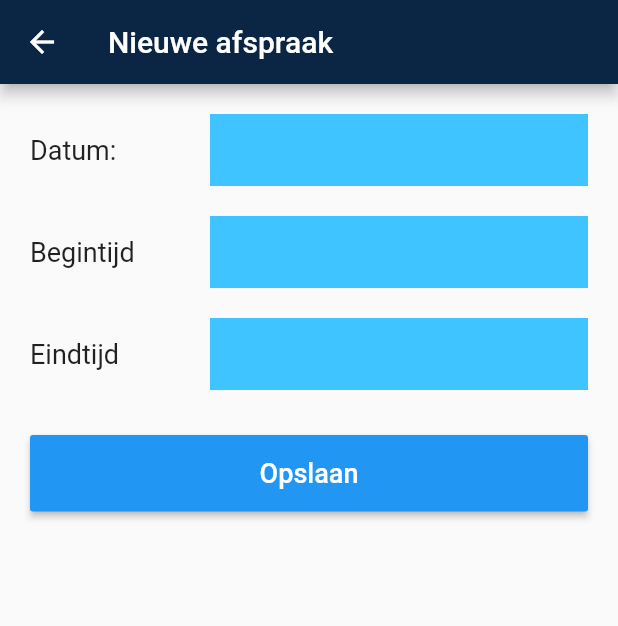
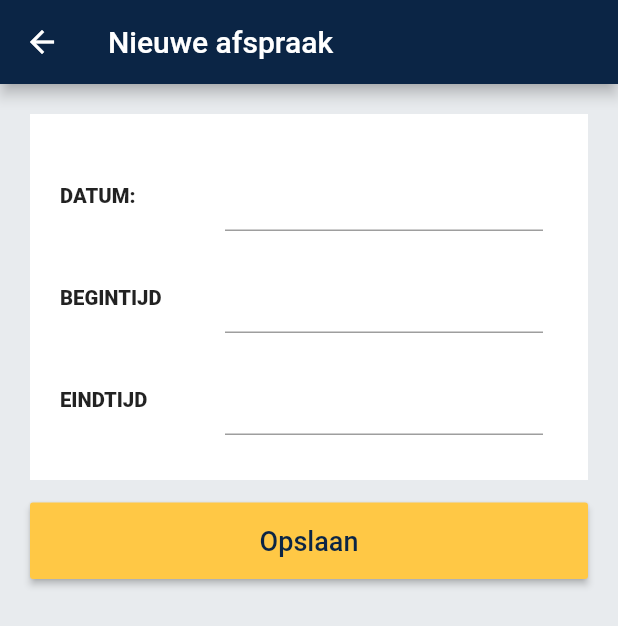
Before and after one commit to shabrany/dlc, a Flutter app: the FormNewLesson screen opened directly, on a phone screen of 412 x 824 dp. Shown: the top 626 px of the screen. Run offline on Flutter 3.47's test engine with Material 2 defaults, Android fonts, the phone set to English and light mode, and no system bars; our stand-ins replace sqflite; accounts and stored records are empty.

Commit message:
Re-style lesson form

```diff
--- a/lib/provider/lesson_provider.dart
+++ b/lib/provider/lesson_provider.dart
@@ -34,7 +34,7 @@ class LessonProvider {
   }
 
   Future<List<Lesson>> all() async {
-    List<Map> rows = await db.rawQuery('SELECT * FROM lessons');
+    List<Map> rows = await db.rawQuery('SELECT * FROM lessons ORDER BY `date` DESC');
     List<Lesson> lessons = new List();
 
     if (rows.length > 0) {
--- a/lib/ui/create_lesson.dart
+++ b/lib/ui/create_lesson.dart
@@ -3,6 +3,8 @@ import 'dart:async';
 import '../model/lesson.dart';
 import '../provider/lesson_provider.dart';
 import 'package:intl/intl.dart';
+import 'package:rijleskaart/util/helpers.dart' as Util;
+import 'package:rijleskaart/ui/app_colors.dart' as AppColors;
 
 class FormNewLesson extends StatefulWidget {
   @override
@@ -26,7 +28,7 @@ class _FormNewLessonState extends State<FormNewLesson> {
   Future<Null> _selectDate(BuildContext context, String initialDateString ) async {
     final DateTime datePicked = await showDatePicker(
         context: context,
-        initialDate: convertToDate(initialDateString) ?? _today,
+        initialDate: Util.convertToDate(initialDateString) ?? _today,
         firstDate: DateTime(2016),
         lastDate: DateTime(2020)
     );
@@ -41,7 +43,7 @@ class _FormNewLessonState extends State<FormNewLesson> {
   Future<Null> _selectTime(BuildContext context, TextEditingController controller) async {
     final TimeOfDay timePicked = await showTimePicker(
         context: context,
-        initialTime: convertToTime(controller.text) ?? _now
+        initialTime: Util.convertToTime(controller.text) ?? _now
     );
 
     if (timePicked == null) return;
@@ -51,32 +53,23 @@ class _FormNewLessonState extends State<FormNewLesson> {
     });
   }
 
-  TimeOfDay convertToTime(String input) {
-    try {
-      var t = new DateFormat.jm().parseStrict(input);
-      return new TimeOfDay.fromDateTime(t);
-    } catch (e) {
-      return null;
-    }
-  }
 
-  DateTime convertToDate(String input) {
-    try {
-      var d = new DateFormat.yMd().parseStrict(input);
-      return d;
-    } catch (e) {
-      return null;
-    }
-  }
 
   Row _buildFormRowField(String label, TextFormField formField) {
+
     return Row(
       children: <Widget>[
-        SizedBox(width: 120.0, child: Text(label, style: TextStyle(fontSize: 18.0))),
+        SizedBox(
+            width: 100.0,
+            child: Text(
+                label,
+                style: TextStyle(
+                    fontSize: 13.5,
+                    fontWeight: FontWeight.w900
+                )
+            )
+        ),
         Expanded(child: Container(
-          decoration: BoxDecoration(
-            color: Colors.lightBlueAccent,
-          ),
           child: formField,
           padding: EdgeInsets.fromLTRB(10.0, 0.0, 10.0, 0.0),
         ))
@@ -87,7 +80,6 @@ class _FormNewLessonState extends State<FormNewLesson> {
   Widget _buildDateField() {
     TextFormField _dateField = new TextFormField(
       controller: _dateController,
-      decoration: textInputDecoration(),
       onSaved: (String value) => lesson.date = value,
       validator: (value) {
         if (value.isEmpty) {
@@ -95,7 +87,7 @@ class _FormNewLessonState extends State<FormNewLesson> {
         }
       },
     );
-    Row _fieldGroup = this._buildFormRowField('Datum:', _dateField);
+    Row _fieldGroup = this._buildFormRowField('DATUM:', _dateField);
     return new GestureDetector(
       child: AbsorbPointer(child: _fieldGroup),
       onTap: () => _selectDate(context, _dateController.text),
@@ -104,7 +96,6 @@ class _FormNewLessonState extends State<FormNewLesson> {
 
   Widget _buildStartTimeField() {
     TextFormField _textField = TextFormField(
-      decoration: textInputDecoration(),
       onSaved: (String value) => lesson.startTime = value,
       controller: _startTimeController,
       keyboardType: TextInputType.datetime,
@@ -115,7 +106,7 @@ class _FormNewLessonState extends State<FormNewLesson> {
       },
     );
 
-    Row _fieldGroup = this._buildFormRowField('Begintijd', _textField);
+    Row _fieldGroup = this._buildFormRowField('BEGINTIJD', _textField);
 
     return new GestureDetector(
       child: AbsorbPointer(child: _fieldGroup),
@@ -125,12 +116,11 @@ class _FormNewLessonState extends State<FormNewLesson> {
 
   Widget _buildEndTimeField() {
     TextFormField _textField = TextFormField(
-      decoration: textInputDecoration(),
       onSaved: (String value) => lesson.endTime = value,
       controller: _endTimeController
     );
 
-    Row _fieldGroup = this._buildFormRowField('Eindtijd', _textField);
+    Row _fieldGroup = this._buildFormRowField('EINDTIJD', _textField);
 
     return new GestureDetector(
       child: AbsorbPointer(child: _fieldGroup),
@@ -138,18 +128,12 @@ class _FormNewLessonState extends State<FormNewLesson> {
     );
   }
 
-  InputDecoration textInputDecoration () {
-    return InputDecoration(
-        border: InputBorder.none,
-    );
-  }
-
   Widget _buildFormButton() {
     return SizedBox(
         width: double.infinity,
         child: RaisedButton(
-          child: Text('Opslaan', style: TextStyle(color: Colors.white, fontSize: 18.0)),
-          color: Colors.blue,
+          child: Text('Opslaan', style: TextStyle(color: AppColors.primary, fontSize: 18.0)),
+          color: AppColors.tertiary,
           onPressed: () => this._createAppointment(),
           padding: EdgeInsets.all(15.0),
         )
@@ -160,6 +144,7 @@ class _FormNewLessonState extends State<FormNewLesson> {
   Widget build(BuildContext context) {
     return new Scaffold(
       appBar: AppBar(title: Text('Nieuwe afspraak')),
+      backgroundColor: AppColors.secondary,
       body: SingleChildScrollView(
         child: Container(
           padding: new EdgeInsets.all(20.0),
@@ -167,12 +152,22 @@ class _FormNewLessonState extends State<FormNewLesson> {
             key: this._formKey,
             child: Column(
               children: <Widget>[
-                _buildDateField(),
-                SizedBox(height: 20.0),
-                _buildStartTimeField(),
-                SizedBox(height: 20.0),
-                _buildEndTimeField(),
-                SizedBox(height: 30.0),
+                Container(
+                  color: Colors.white,
+                  padding: EdgeInsets.symmetric(horizontal: 20.0, vertical: 30.0),
+                  margin: EdgeInsets.only(bottom: 15.0),
+                  child: Column(
+                    children: <Widget>[
+                      _buildDateField(),
+                      SizedBox(height: 20.0),
+                      _buildStartTimeField(),
+                      SizedBox(height: 20.0),
+                      _buildEndTimeField(),
+                    ],
+                  ),
+                ),
+
+
                 _buildFormButton()
               ],
             ),
@@ -183,23 +178,15 @@ class _FormNewLessonState extends State<FormNewLesson> {
   }
 
   void _createAppointment() {
-
-
     if (_formKey.currentState.validate()) {
 
       _formKey.currentState.save();
 
       provider.init().then((value) {
         provider.insert(lesson);
-
         Navigator.pop(context, 'saved');
       });
     }
-
-
-
-
-
   }
 
   @override
```
